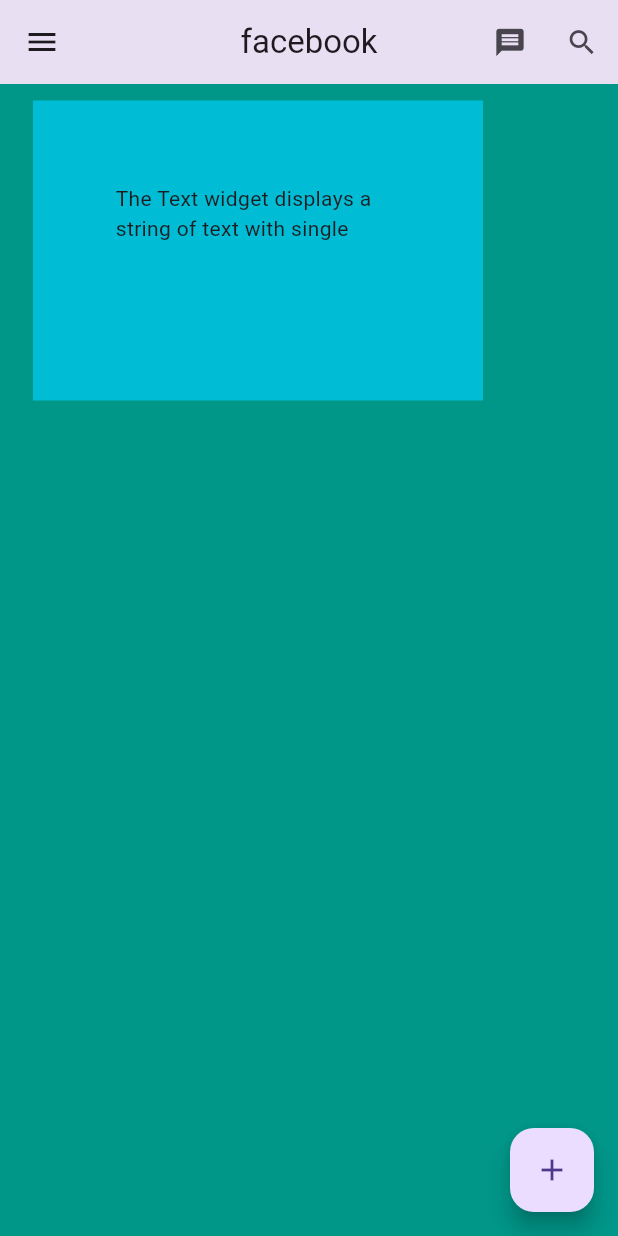
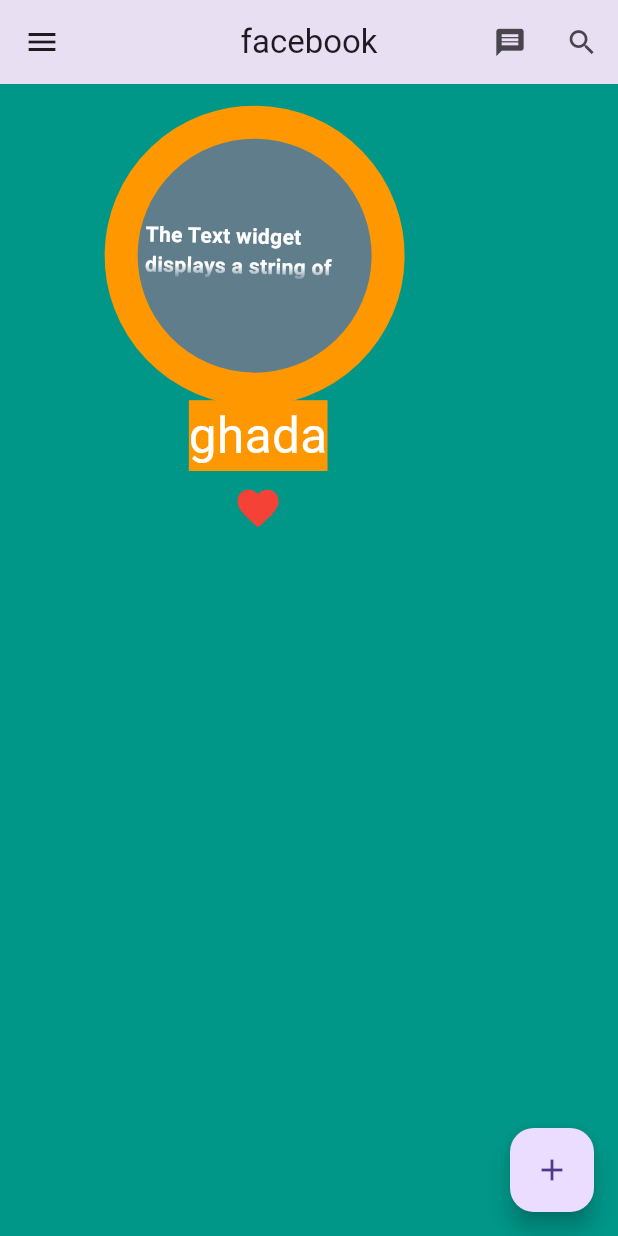
Before and after one commit to Ghada-Mohamed-Khalaf/ali_hassan_2, a Flutter app: the screen it shows after launch, on a phone screen of 412 x 824 dp. Run offline on Flutter 3.47's test engine with Material 3 defaults, Android fonts, the light colour scheme and no system bars.

Commit message:
add column

```diff
--- a/lib/main.dart
+++ b/lib/main.dart
@@ -51,18 +51,34 @@
         onPressed: () {},
         child: Icon(Icons.add),
       ),
-     body: Container(child:  Text(
+      body: Column(
+        children: [
+          Container(
+            child: Text(
               "The Text widget displays a string of text with single style. The string might break across multiple lines or might all be displayed on the same line depending on the layout constraints. ",
-       style: TextStyle(),
+              style: TextStyle(
+                color: Colors.white,
+                fontWeight: FontWeight.bold,
+              ),
               maxLines: 2,
               overflow: TextOverflow.fade,
             ),
-       color: Colors.cyan,
+            // color: Colors.cyan,
             margin: EdgeInsets.fromLTRB(22, 11, 22, 0),
             padding: EdgeInsets.all(55),
-       width:300 ,
+            width: 300,
             height: 200,
-
+            alignment: Alignment.topCenter,
+            transform: Matrix4.rotationZ(0.02),
+            decoration: BoxDecoration(
+                color: Colors.blueGrey,
+                border: Border.all(color: Colors.orange, width: 22),
+                //borderRadius: BorderRadius.circular(25),
+                shape: BoxShape.circle),
+          ),
+          Text("ghada",style: TextStyle(backgroundColor: Colors.orange,fontSize: 33,color: Colors.white ),),
+          IconButton(onPressed: (){}, icon:Icon(Icons.favorite,size: 33,color: Colors.red,),),
+        ],
       ),
     );
   }
```
Lines whose indentation alone changed are shown as unchanged.
